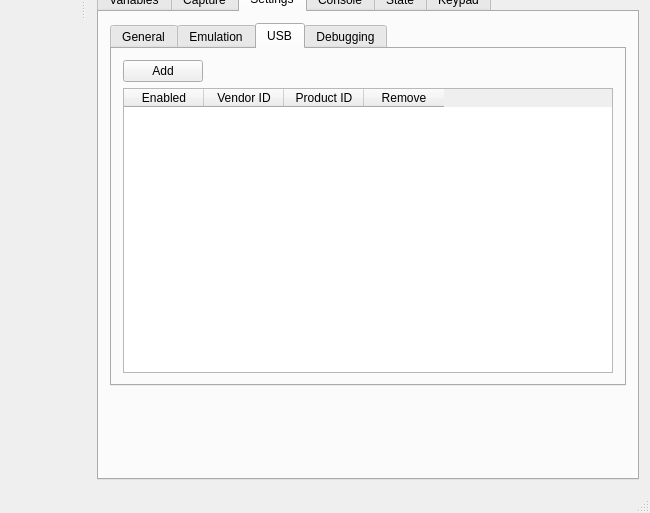
Old version of the form gui/qt/mainwindow.ui in the repository kingfs/CEmu; both pictures show x 360 to 1010 and y 492 to 1005 of the 1010 by 1005 pixel window.
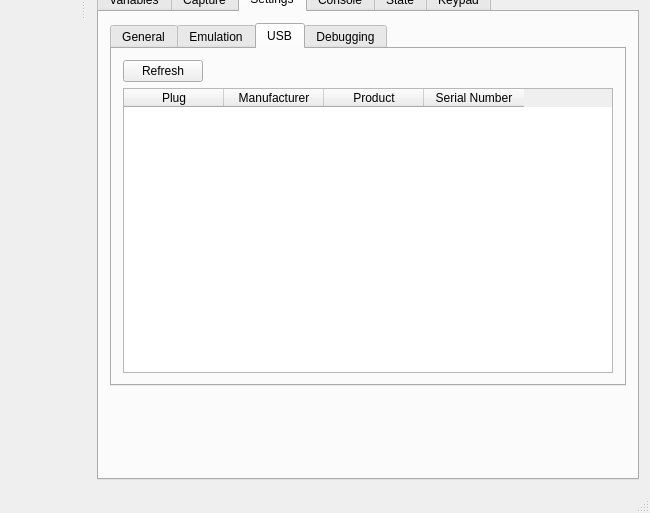
New version of the form. The open tabs and pages were chosen to show the change. Icons and pictures are not drawn. Custom widgets are drawn as their Qt base class.

Patch:
```diff
--- a/gui/qt/mainwindow.ui
+++ b/gui/qt/mainwindow.ui
@@ -8868,7 +8868,7 @@
                <enum>Qt::NoFocus</enum>
               </property>
               <property name="text">
-               <string>Add</string>
+               <string>Refresh</string>
               </property>
               <property name="icon">
                <iconset resource="resources.qrc">
@@ -8878,8 +8878,14 @@
             </item>
             <item>
              <widget class="QTableWidget" name="usbTable">
+              <property name="selectionBehavior">
+               <enum>QAbstractItemView::SelectRows</enum>
+              </property>
+              <property name="textElideMode">
+               <enum>Qt::ElideRight</enum>
+              </property>
               <attribute name="horizontalHeaderDefaultSectionSize">
-               <number>80</number>
+               <number>100</number>
               </attribute>
               <attribute name="horizontalHeaderMinimumSectionSize">
                <number>30</number>
@@ -8895,22 +8901,22 @@
               </attribute>
               <column>
                <property name="text">
-                <string>Enabled</string>
+                <string>Plug</string>
                </property>
               </column>
               <column>
                <property name="text">
-                <string>Vendor ID</string>
+                <string>Manufacturer</string>
                </property>
               </column>
               <column>
                <property name="text">
-                <string>Product ID</string>
+                <string>Product</string>
                </property>
               </column>
               <column>
                <property name="text">
-                <string>Remove</string>
+                <string>Serial Number</string>
                </property>
               </column>
              </widget>
```
Left out of the diff: 4 changed lines with no effect on the pictures.
